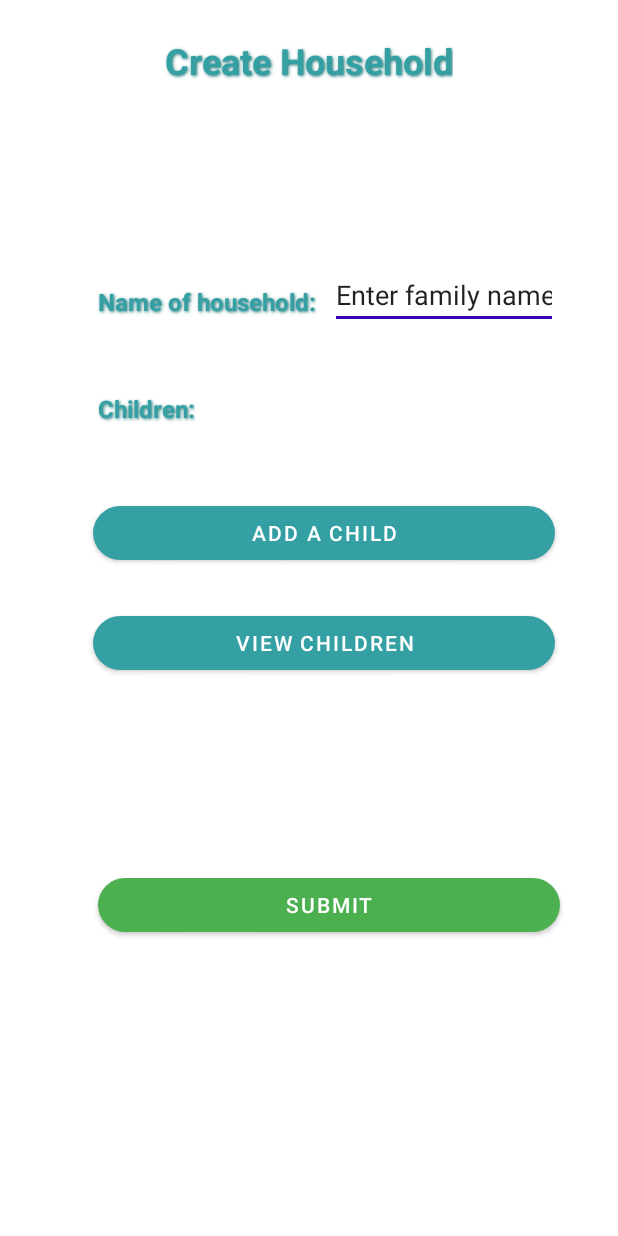
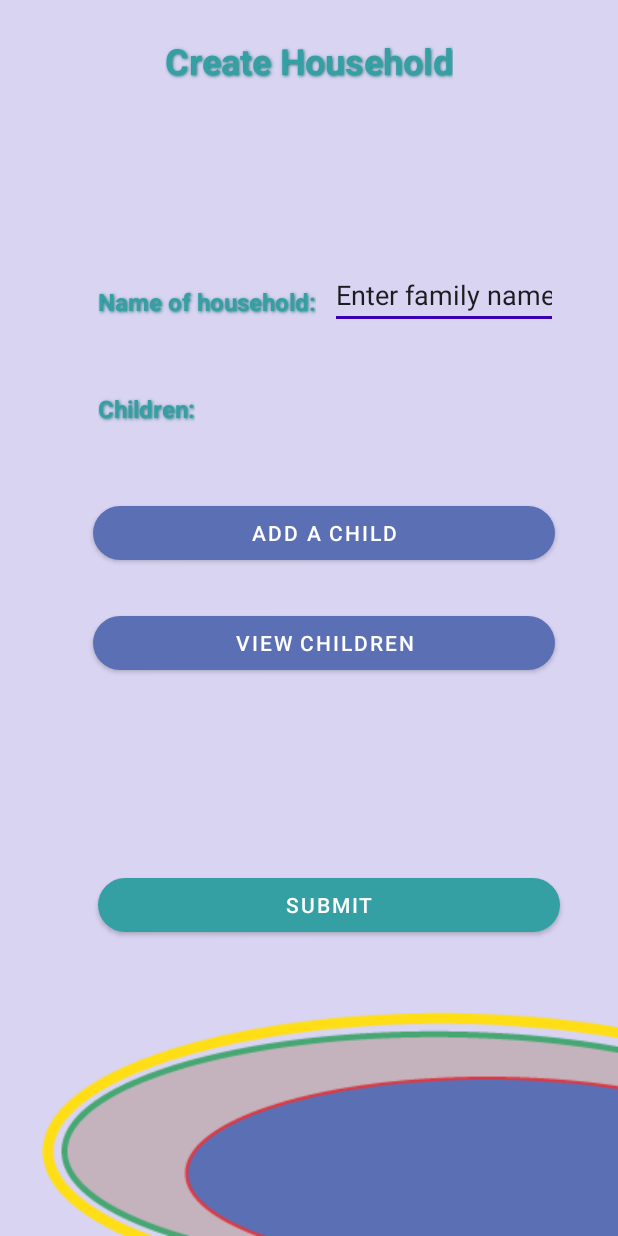
Before and after one commit to namiSunflower/HomeSchoolPlanner, an Android app: the CreateHousehold screen opened directly, with no data from a screen before it, on a phone screen of 412 x 824 dp. Run offline under Robolectric (Android 15) with nearby library versions, the phone set to English and light mode, and no system bars.

Commit message:
Fixed some colors on buttons and backgrounds to give uniformity to screens.  Added graphics to some screens.

```diff
--- a/app/src/main/res/layout/activity_add_child.xml
+++ b/app/src/main/res/layout/activity_add_child.xml
@@ -226,7 +226,7 @@
         android:id="@+id/bottom_eliptical"
         android:layout_width="wrap_content"
         android:layout_height="wrap_content"
-        android:layout_marginBottom="16dp"
+        android:layout_marginBottom="0dp"
         app:layout_constraintBottom_toBottomOf="parent"
         app:layout_constraintEnd_toEndOf="parent"
         app:srcCompat="@drawable/bottom_eliptical" />
--- a/app/src/main/res/layout/activity_add_new_assignment.xml
+++ b/app/src/main/res/layout/activity_add_new_assignment.xml
@@ -164,6 +164,7 @@
         android:layout_marginBottom="60dp"
         android:onClick="addAssignment"
         android:text="Submit"
+        app:backgroundTint="#5B6FB4"
         app:layout_constraintBottom_toBottomOf="parent"
         app:layout_constraintEnd_toEndOf="parent" />
 
--- a/app/src/main/res/layout/activity_calendar_show.xml
+++ b/app/src/main/res/layout/activity_calendar_show.xml
@@ -10,5 +10,6 @@
         android:id="@+id/calendarView"
         android:layout_width="wrap_content"
         android:layout_height="wrap_content"
-        android:layout_weight="1" />
+        android:layout_weight="1"
+        android:background="#C4B2BC" />
 </LinearLayout>
--- a/app/src/main/res/layout/activity_create_household.xml
+++ b/app/src/main/res/layout/activity_create_household.xml
@@ -4,6 +4,7 @@
     xmlns:tools="http://schemas.android.com/tools"
     android:layout_width="match_parent"
     android:layout_height="match_parent"
+    android:background="#D8D4F2"
     tools:context=".CreateHousehold">
 
     <Button
@@ -16,7 +17,7 @@
         android:layout_marginEnd="50dp"
         android:layout_marginRight="50dp"
         android:text="Submit"
-        app:backgroundTint="#4CAF50"
+        app:backgroundTint="#34A0A4"
         app:cornerRadius="50sp"
         app:layout_constraintEnd_toEndOf="parent"
         app:layout_constraintHorizontal_bias="0.294"
@@ -33,7 +34,7 @@
         android:layout_marginEnd="50dp"
         android:layout_marginRight="50dp"
         android:text="View children"
-        app:backgroundTint="#34A0A4"
+        app:backgroundTint="#5B6FB4"
         app:cornerRadius="50sp"
         app:layout_constraintEnd_toEndOf="parent"
         app:layout_constraintStart_toStartOf="parent"
@@ -49,7 +50,7 @@
         android:layout_marginEnd="50dp"
         android:layout_marginRight="50dp"
         android:text="Add a child"
-        app:backgroundTint="#34A0A4"
+        app:backgroundTint="#5B6FB4"
         app:cornerRadius="50sp"
         app:layout_constraintEnd_toEndOf="parent"
         app:layout_constraintStart_toStartOf="parent"
@@ -130,4 +131,12 @@
         app:layout_constraintHorizontal_bias="0.5"
         app:layout_constraintStart_toStartOf="parent"
         app:layout_constraintTop_toTopOf="parent" />
+
+    <ImageView
+        android:id="@+id/bottom_eliptical"
+        android:layout_width="wrap_content"
+        android:layout_height="wrap_content"
+        app:layout_constraintBottom_toBottomOf="parent"
+        app:layout_constraintEnd_toEndOf="parent"
+        app:srcCompat="@drawable/bottom_eliptical" />
 </androidx.constraintlayout.widget.ConstraintLayout>
```
Also changed, not shown: app/src/main/res/layout/activity_child_dashboard.xml (+0 -15 lines), app/src/main/res/layout/activity_child_profile.xml (+33 -5 lines), app/src/main/res/layout/activity_parent_dashboard.xml (+5 -3 lines), app/src/main/res/layout/row_users.xml (+12 -9 lines).
